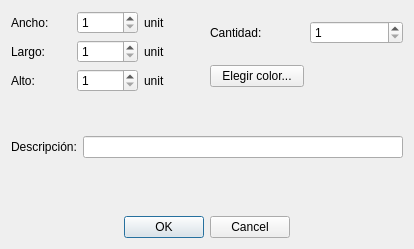
Above: dialogaddgroup.ui from amsantosr/ContainerApp before the change. Below: the same form after it.
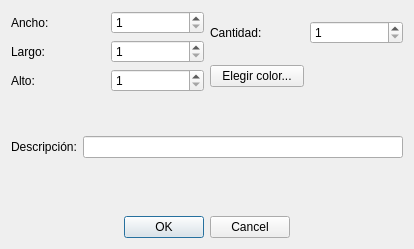
That is the form after the change.

Commit message: Elimina labelUnit de los formularios y del código

The edit to the form file:
```diff
--- a/dialogaddgroup.ui
+++ b/dialogaddgroup.ui
@@ -164,27 +164,6 @@
        </property>
       </widget>
      </item>
-     <item row="0" column="2">
-      <widget class="QLabel" name="labelUnit1">
-       <property name="text">
-        <string>unit</string>
-       </property>
-      </widget>
-     </item>
-     <item row="1" column="2">
-      <widget class="QLabel" name="labelUnit2">
-       <property name="text">
-        <string>unit</string>
-       </property>
-      </widget>
-     </item>
-     <item row="2" column="2">
-      <widget class="QLabel" name="labelUnit3">
-       <property name="text">
-        <string>unit</string>
-       </property>
-      </widget>
-     </item>
     </layout>
    </item>
    <item row="2" column="0" colspan="2">
```
The commit also changes 9 other files.
